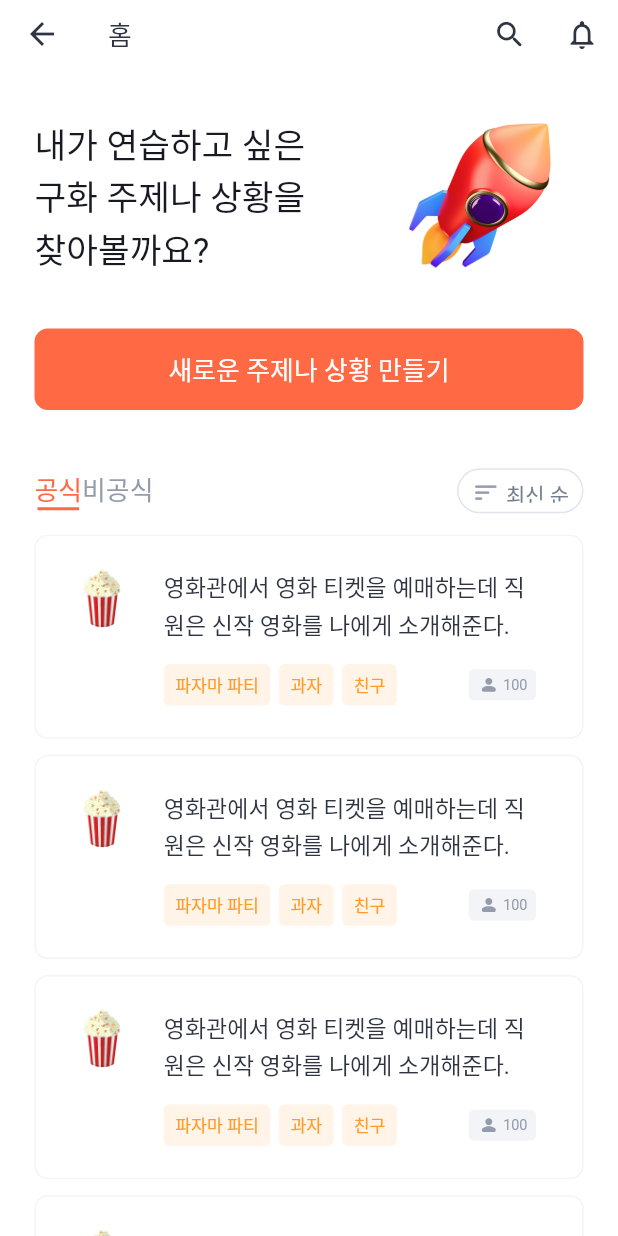
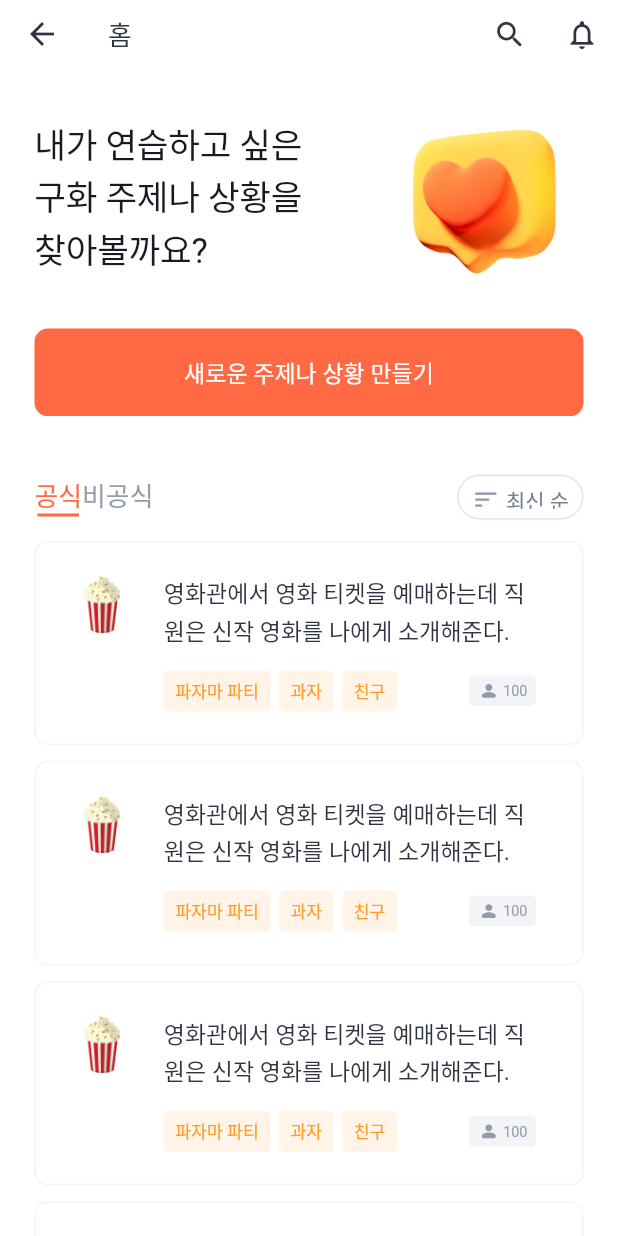
Before and after one commit to sookmyung-graduation-project-2023/lipread_client, a Flutter app: the HomeScreen screen opened directly, on a phone screen of 412 x 824 dp. Run offline on Flutter 3.47's test engine with Material 2 defaults, Android fonts, the phone set to English and light mode, and no system bars; our stand-ins replace dotted_line, flutter_screenutil, flutter_svg, video_player; missing offline and left inert: dart:ffi; Roboto replaces fonts that are missing (Pretendard).

```diff
--- a/lib/components/base_button.dart
+++ b/lib/components/base_button.dart
@@ -9,12 +9,16 @@ class BaseButton extends StatelessWidget {
   final String text;
   final void Function() onPressed;
   final bool isDisable;
+  final Color? backgroundColor;
+  final Color? textColor;
 
   const BaseButton({
     super.key,
     required this.text,
     required this.onPressed,
     this.isDisable = false,
+    this.backgroundColor,
+    this.textColor,
   });
 
   @override
@@ -23,9 +27,9 @@ class BaseButton extends StatelessWidget {
       onPressed: !isDisable ? onPressed : null,
       style: TextButton.styleFrom(
         minimumSize: Size(382.w, 0.h),
-        padding: EdgeInsets.symmetric(vertical: 16.h),
-        backgroundColor: AppColor.primary,
-        foregroundColor: Colors.white,
+        padding: EdgeInsets.symmetric(vertical: 20.h),
+        backgroundColor: backgroundColor ?? AppColor.primary,
+        foregroundColor: textColor ?? Colors.white,
         disabledBackgroundColor: AppColor.g200,
         disabledForegroundColor: AppColor.g300,
         shape: RoundedRectangleBorder(
@@ -36,7 +40,7 @@ class BaseButton extends StatelessWidget {
         text,
         style: TextStyle(
           fontFamily: AppFonts.pretendardFont,
-          fontSize: 18.sp,
+          fontSize: 16.sp,
           fontVariations: const [
             FontVariation('wght', 700),
           ],
--- a/lib/components/base_prompt.dart
+++ b/lib/components/base_prompt.dart
@@ -64,7 +64,7 @@ class BasePrompt extends StatelessWidget {
                       fontSize: 16.sp,
                       fontFamily: AppFonts.pretendardFont,
                       fontVariations: const [
-                        FontVariation('wght', 600),
+                        FontVariation('wght', 500),
                       ],
                       height: 1.6,
                     ),
--- a/lib/components/base_tag.dart
+++ b/lib/components/base_tag.dart
@@ -24,7 +24,7 @@ class BaseTag extends StatelessWidget {
         borderRadius: BorderRadius.circular(6.r),
       ),
       child: Padding(
-        padding: EdgeInsets.symmetric(horizontal: 12.w, vertical: 8.h),
+        padding: EdgeInsets.symmetric(horizontal: 14.w, vertical: 8.h),
         child: Text(
           text,
           textAlign: TextAlign.center,
--- a/lib/screens/home/screens/home_screen.dart
+++ b/lib/screens/home/screens/home_screen.dart
@@ -85,7 +85,7 @@ class _HomeScreenState extends State<HomeScreen>
                   Text('내가 연습하고 싶은\n구화 주제나 상황을\n찾아볼까요?',
                       style: FontStyles.headline1TextStyle),
                   Image.asset(
-                    "assets/images/img_rocket.png",
+                    "assets/images/img_chat.png",
                     width: 140.w,
                   ),
                 ],
--- a/lib/utilities/styles.dart
+++ b/lib/utilities/styles.dart
@@ -11,13 +11,14 @@ class FontStyles {
     fontSize: 24.sp,
     fontFamily: AppFonts.pretendardFont,
     fontVariations: const [
-      FontVariation('wght', 700),
+      FontVariation('wght', 600),
     ],
     height: 1.5,
+    letterSpacing: -0.2,
   );
 
   static final headline2TextStyle = TextStyle(
-    color: AppColor.g700,
+    color: AppColor.g800,
     fontSize: 18.sp,
     fontFamily: AppFonts.pretendardFont,
     fontVariations: const [
@@ -30,16 +31,16 @@ class FontStyles {
     fontSize: 18.sp,
     fontFamily: AppFonts.pretendardFont,
     fontVariations: const [
-      FontVariation('wght', 700),
+      FontVariation('wght', 600),
     ],
   );
 
   static final TextStyle textFieldSingleTextStyle = TextStyle(
-    color: AppColor.g700,
+    color: AppColor.g800,
     fontSize: 16.sp,
     fontFamily: AppFonts.pretendardFont,
     fontVariations: const [
-      FontVariation('wght', 600),
+      FontVariation('wght', 500),
     ],
   );
 
@@ -48,16 +49,16 @@ class FontStyles {
     fontSize: 16.sp,
     fontFamily: AppFonts.pretendardFont,
     fontVariations: const [
-      FontVariation('wght', 500),
+      FontVariation('wght', 400),
     ],
   );
 
   static final TextStyle textFieldMultiTextStyle = TextStyle(
-    color: AppColor.g700,
+    color: AppColor.g800,
     fontSize: 16.sp,
     fontFamily: AppFonts.pretendardFont,
     fontVariations: const [
-      FontVariation('wght', 600),
+      FontVariation('wght', 500),
     ],
     height: 1.6,
   );
@@ -67,7 +68,7 @@ class FontStyles {
     fontSize: 16.sp,
     fontFamily: AppFonts.pretendardFont,
     fontVariations: const [
-      FontVariation('wght', 500),
+      FontVariation('wght', 400),
     ],
     height: 1.6,
   );
```
Also changed, not shown: lib/screens/login/screens/login_screen.dart (added, +84 -0 lines), assets/images/img_chat.png (added), assets/images/img_video.png (added).
